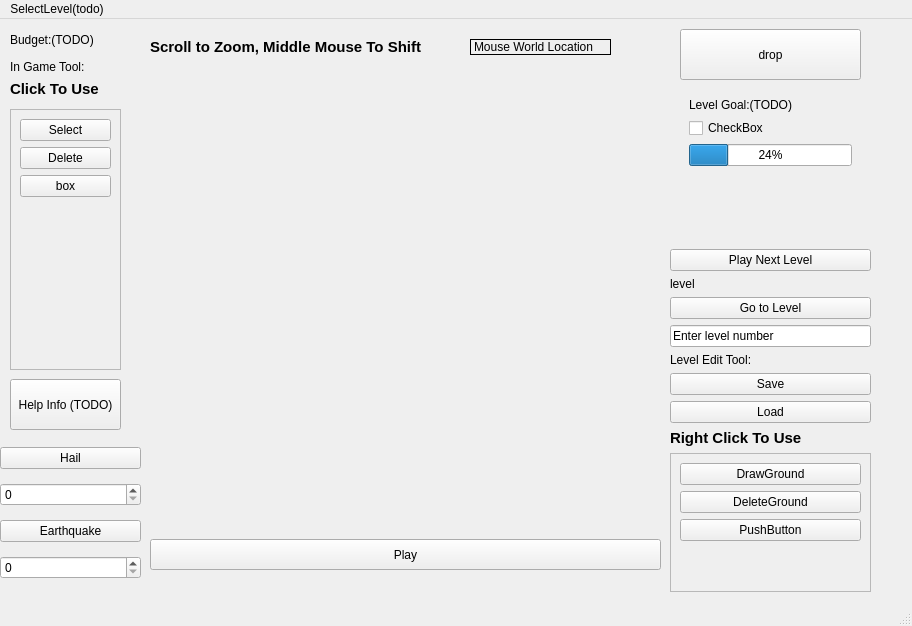
Qt form MainWindow.ui (LTY0YZL/Bridge-Simulator) before a commit.
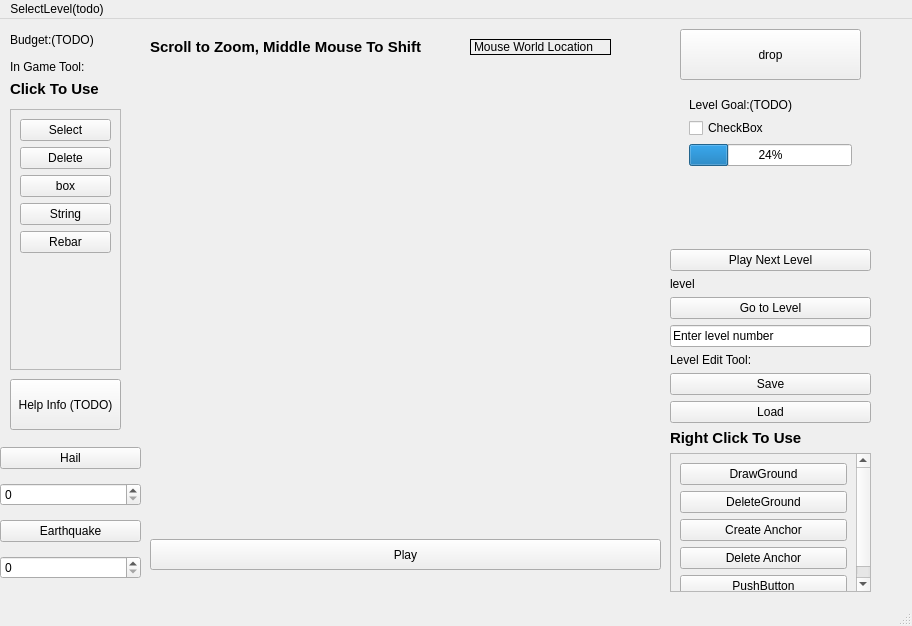
The same form after that commit.

Commit message: Finished Joint Class

```diff
--- a/MainWindow.ui
+++ b/MainWindow.ui
@@ -97,8 +97,8 @@
       <rect>
        <x>0</x>
        <y>0</y>
-       <width>117</width>
-       <height>242</height>
+       <width>109</width>
+       <height>259</height>
       </rect>
      </property>
      <layout class="QGridLayout" name="gridLayout_2">
@@ -125,6 +125,20 @@
           </property>
          </widget>
         </item>
+        <item>
+         <widget class="QPushButton" name="stringToolButton">
+          <property name="text">
+           <string>String</string>
+          </property>
+         </widget>
+        </item>
+        <item>
+         <widget class="QPushButton" name="rebarToolButton">
+          <property name="text">
+           <string>Rebar</string>
+          </property>
+         </widget>
+        </item>
         <item>
          <spacer name="verticalSpacer_2">
           <property name="orientation">
@@ -348,9 +362,9 @@
         <property name="geometry">
          <rect>
           <x>0</x>
-          <y>0</y>
-          <width>180</width>
-          <height>132</height>
+          <y>-13</y>
+          <width>183</width>
+          <height>165</height>
          </rect>
         </property>
         <layout class="QGridLayout" name="gridLayout">
@@ -370,6 +384,20 @@
              </property>
             </widget>
            </item>
+           <item>
+            <widget class="QPushButton" name="createAnchorButton">
+             <property name="text">
+              <string>Create Anchor</string>
+             </property>
+            </widget>
+           </item>
+           <item>
+            <widget class="QPushButton" name="deleteAnchorButton">
+             <property name="text">
+              <string>Delete Anchor</string>
+             </property>
+            </widget>
+           </item>
            <item>
             <widget class="QPushButton" name="pushButton_7">
              <property name="text">
```
Left out of the diff: 2 changed lines with no effect on the pictures. The commit also changes 41 other files.
